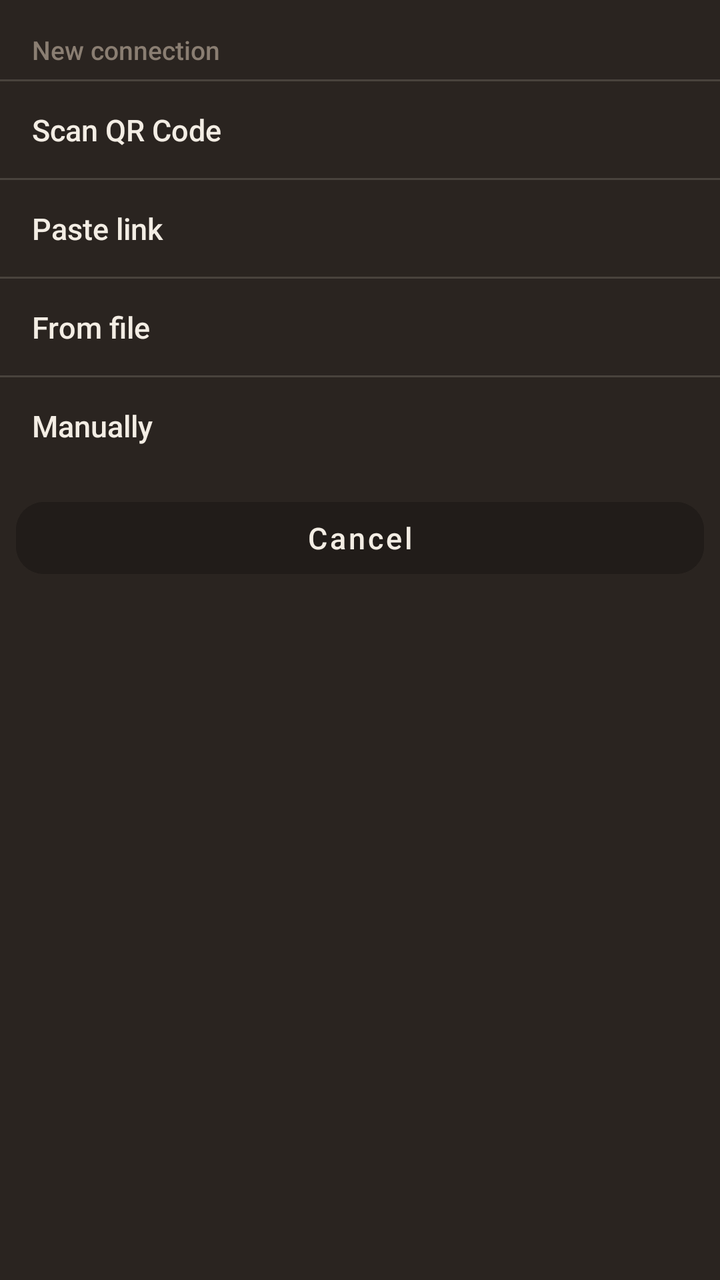
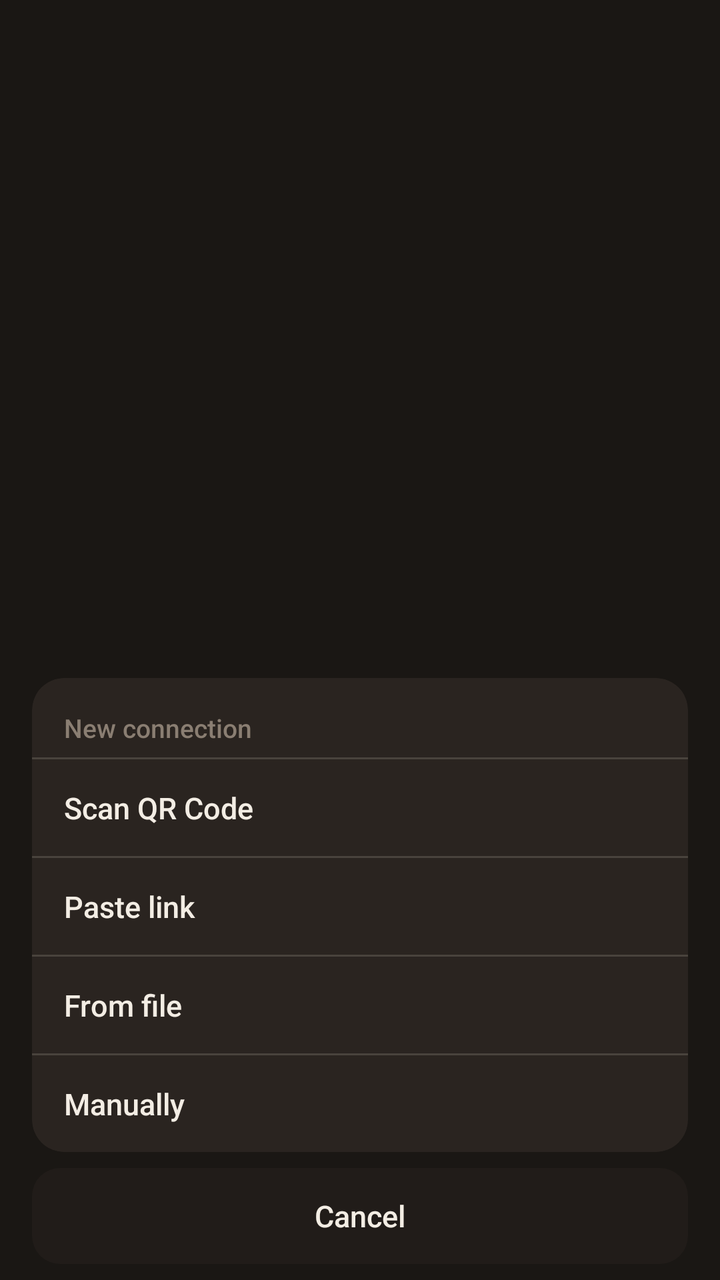

Two renders of the same Android screen: before a commit and after it. Below are the layout's source before the change and the commit's diff.
<!-- AndroidManifest.xml: application theme Theme.Loft -->
<!-- res/layout/sheet_add.xml -->
<?xml version="1.0" encoding="utf-8"?>
<LinearLayout xmlns:android="http://schemas.android.com/apk/res/android"
    android:layout_width="match_parent"
    android:layout_height="wrap_content"
    android:background="@color/wood"
    android:orientation="vertical"
    android:paddingBottom="16dp">

    <TextView
        android:layout_width="match_parent"
        android:layout_height="wrap_content"
        android:fontFamily="sans-serif-medium"
        android:paddingLeft="16dp"
        android:paddingTop="16dp"
        android:paddingRight="16dp"
        android:paddingBottom="6dp"
        android:text="@string/new_conn"
        android:textColor="@color/mute"
        android:textSize="13sp" />

    <View
        android:layout_width="match_parent"
        android:layout_height="1dp"
        android:background="@color/line" />

    <Button
        android:id="@+id/add_scan"
        style="@style/Widget.Loft.SheetRow"
        android:layout_width="match_parent"
        android:layout_height="wrap_content"
        android:text="@string/scan" />

    <View
        android:layout_width="match_parent"
        android:layout_height="1dp"
        android:background="@color/line" />

    <Button
        android:id="@+id/add_paste"
        style="@style/Widget.Loft.SheetRow"
        android:layout_width="match_parent"
        android:layout_height="wrap_content"
        android:text="@string/paste" />

    <View
        android:layout_width="match_parent"
        android:layout_height="1dp"
        android:background="@color/line" />

    <Button
        android:id="@+id/add_file"
        style="@style/Widget.Loft.SheetRow"
        android:layout_width="match_parent"
        android:layout_height="wrap_content"
        android:text="@string/from_file" />

    <View
        android:layout_width="match_parent"
        android:layout_height="1dp"
        android:background="@color/line" />

    <Button
        android:id="@+id/add_manual"
        style="@style/Widget.Loft.SheetRow"
        android:layout_width="match_parent"
        android:layout_height="wrap_content"
        android:text="@string/manual" />

    <Button
        android:id="@+id/add_cancel"
        style="@style/Widget.Loft.Ghost"
        android:layout_width="match_parent"
        android:layout_height="wrap_content"
        android:layout_marginLeft="8dp"
        android:layout_marginTop="8dp"
        android:layout_marginRight="8dp"
        android:backgroundTint="@color/plate"
        android:text="@string/cancel" />
</LinearLayout>
<!-- resources referenced by this layout -->
<resources>
  <color name="line">#26F3EDE4</color>
  <color name="mute">#8A7E72</color>
  <color name="plate">#211C19</color>
  <color name="wood">#2A2420</color>
  <string name="cancel">Cancel</string>
  <string name="from_file">From file</string>
  <string name="manual">Manually</string>
  <string name="new_conn">New connection</string>
  <string name="paste">Paste link</string>
  <string name="scan">Scan QR Code</string>
  <style name="Widget.Loft.Ghost" parent="Widget.MaterialComponents.Button.UnelevatedButton">
          <item name="backgroundTint">@color/slate</item>
          <item name="android:textColor">@color/snow</item>
          <item name="cornerRadius">14dp</item>
          <item name="android:textAllCaps">false</item>
          <item name="android:textSize">15sp</item>
          <item name="android:fontFamily">sans-serif-medium</item>
          <item name="android:minHeight">48dp</item>
          <item name="android:maxLines">2</item>
          <item name="android:gravity">center</item>
          <item name="android:paddingLeft">12dp</item>
          <item name="android:paddingRight">12dp</item>
      </style>
  <color name="slate">#3A332E</color>
  <color name="snow">#F3EDE4</color>
  <color name="lamp22">#38E8B84A</color>
  <color name="ink">#1A1714</color>
  <color name="lamp">#E8B84A</color>
  <color name="copper">#C67B3A</color>
  <color name="ink2">#241F1B</color>
  <color name="err">#E24B4B</color>
  <style name="Theme.Loft.Sheet" parent="Theme.MaterialComponents.BottomSheetDialog">
          <item name="bottomSheetStyle">@style/Widget.Loft.Sheet</item>
          <item name="android:windowIsFloating">false</item>
          <item name="android:statusBarColor">@android:color/transparent</item>
          <item name="colorPrimary">@color/lamp</item>
          <item name="colorOnSurface">@color/snow</item>
          <item name="android:colorBackground">@color/ink2</item>
      </style>
  <style name="Widget.Loft.Sheet" parent="Widget.MaterialComponents.BottomSheet">
          <item name="backgroundTint">@color/ink2</item>
          <item name="shapeAppearance">@style/Shape.Loft.Sheet</item>
      </style>
  <color name="ink0">#181512</color>
  <style name="TextAppearance.Loft.Nav" parent="">
          <item name="android:textSize">12sp</item>
          <item name="android:fontFamily">sans-serif-medium</item>
          <item name="android:textAllCaps">false</item>
          <item name="android:letterSpacing">0.01</item>
      </style>
  <style name="Widget.Loft.NavIndicator" parent="">
          <item name="android:color">@color/lamp22</item>
          <item name="android:width">62dp</item>
          <item name="android:height">30dp</item>
          <item name="shapeAppearance">@style/Shape.Loft.NavPill</item>
      </style>
  <style name="Shape.Loft.Sheet" parent="">
          <item name="cornerFamily">rounded</item>
          <item name="cornerSizeTopLeft">16dp</item>
          <item name="cornerSizeTopRight">16dp</item>
          <item name="cornerSizeBottomLeft">0dp</item>
          <item name="cornerSizeBottomRight">0dp</item>
      </style>
  <style name="Shape.Loft.NavPill" parent="">
          <item name="cornerFamily">rounded</item>
          <item name="cornerSize">16dp</item>
      </style>
  <!-- unchanged entries left out for length: 3 -->
</resources>

<!-- the commit's change to res/layout/sheet_add.xml (unified diff, before → after) -->
@@ -1,79 +1,103 @@
 <?xml version="1.0" encoding="utf-8"?>
-<LinearLayout xmlns:android="http://schemas.android.com/apk/res/android"
+<FrameLayout xmlns:android="http://schemas.android.com/apk/res/android"
+    xmlns:app="http://schemas.android.com/apk/res-auto"
+    android:id="@+id/sheet_scrim"
     android:layout_width="match_parent"
-    android:layout_height="wrap_content"
-    android:background="@color/wood"
-    android:orientation="vertical"
-    android:paddingBottom="16dp">
+    android:layout_height="match_parent">
 
-    <TextView
+    <LinearLayout
+        android:id="@+id/sheet_cards"
         android:layout_width="match_parent"
         android:layout_height="wrap_content"
-        android:fontFamily="sans-serif-medium"
+        android:layout_gravity="bottom"
+        android:clickable="true"
+        android:focusable="true"
+        android:orientation="vertical"
         android:paddingLeft="16dp"
-        android:paddingTop="16dp"
         android:paddingRight="16dp"
-        android:paddingBottom="6dp"
-        android:text="@string/new_conn"
-        android:textColor="@color/mute"
-        android:textSize="13sp" />
+        android:paddingBottom="8dp">
 
-    <View
-        android:layout_width="match_parent"
-        android:layout_height="1dp"
-        android:background="@color/line" />
+        <com.google.android.material.card.MaterialCardView
+            android:layout_width="match_parent"
+            android:layout_height="wrap_content"
+            app:cardBackgroundColor="@color/wood"
+            app:cardCornerRadius="16dp"
+            app:cardElevation="0dp"
+            app:strokeWidth="0dp">
 
-    <Button
-        android:id="@+id/add_scan"
-        style="@style/Widget.Loft.SheetRow"
-        android:layout_width="match_parent"
-        android:layout_height="wrap_content"
-        android:text="@string/scan" />
+            <LinearLayout
+                android:layout_width="match_parent"
+                android:layout_height="wrap_content"
+                android:orientation="vertical">
 
-    <View
-        android:layout_width="match_parent"
-        android:layout_height="1dp"
-        android:background="@color/line" />
+                <TextView
+                    android:layout_width="match_parent"
+                    android:layout_height="wrap_content"
+                    android:fontFamily="sans-serif-medium"
+                    android:paddingLeft="16dp"
+                    android:paddingTop="16dp"
+                    android:paddingRight="16dp"
+                    android:paddingBottom="6dp"
+                    android:text="@string/new_conn"
+                    android:textColor="@color/mute"
+                    android:textSize="13sp" />
 
-    <Button
-        android:id="@+id/add_paste"
-        style="@style/Widget.Loft.SheetRow"
-        android:layout_width="match_parent"
-        android:layout_height="wrap_content"
-        android:text="@string/paste" />
+                <View
+                    android:layout_width="match_parent"
+                    android:layout_height="1dp"
+                    android:background="@color/line" />
 
-    <View
-        android:layout_width="match_parent"
-        android:layout_height="1dp"
-        android:background="@color/line" />
+                <Button
+                    android:id="@+id/add_scan"
+                    style="@style/Widget.Loft.SheetRow"
+                    android:layout_width="match_parent"
+                    android:layout_height="wrap_content"
+                    android:text="@string/scan" />
 
-    <Button
-        android:id="@+id/add_file"
-        style="@style/Widget.Loft.SheetRow"
-        android:layout_width="match_parent"
-        android:layout_height="wrap_content"
-        android:text="@string/from_file" />
+                <View
+                    android:layout_width="match_parent"
+                    android:layout_height="1dp"
+                    android:background="@color/line" />
 
-    <View
-        android:layout_width="match_parent"
-        android:layout_height="1dp"
-        android:background="@color/line" />
+                <Button
+                    android:id="@+id/add_paste"
+                    style="@style/Widget.Loft.SheetRow"
+                    android:layout_width="match_parent"
+                    android:layout_height="wrap_content"
+                    android:text="@string/paste" />
 
-    <Button
-        android:id="@+id/add_manual"
-        style="@style/Widget.Loft.SheetRow"
-        android:layout_width="match_parent"
-        android:layout_height="wrap_content"
-        android:text="@string/manual" />
+                <View
+                    android:layout_width="match_parent"
+                    android:layout_height="1dp"
+                    android:background="@color/line" />
 
-    <Button
-        android:id="@+id/add_cancel"
-        style="@style/Widget.Loft.Ghost"
-        android:layout_width="match_parent"
-        android:layout_height="wrap_content"
-        android:layout_marginLeft="8dp"
-        android:layout_marginTop="8dp"
-        android:layout_marginRight="8dp"
-        android:backgroundTint="@color/plate"
-        android:text="@string/cancel" />
-</LinearLayout>
+                <Button
+                    android:id="@+id/add_file"
+                    style="@style/Widget.Loft.SheetRow"
+                    android:layout_width="match_parent"
+                    android:layout_height="wrap_content"
+                    android:text="@string/from_file" />
+
+                <View
+                    android:layout_width="match_parent"
+                    android:layout_height="1dp"
+                    android:background="@color/line" />
+
+                <Button
+                    android:id="@+id/add_manual"
+                    style="@style/Widget.Loft.SheetRow"
+                    android:layout_width="match_parent"
+                    android:layout_height="wrap_content"
+                    android:text="@string/manual" />
+            </LinearLayout>
+        </com.google.android.material.card.MaterialCardView>
+
+        <Button
+            android:id="@+id/add_cancel"
+            style="@style/Widget.Loft.SheetCancel"
+            android:layout_width="match_parent"
+            android:layout_height="wrap_content"
+            android:layout_marginTop="8dp"
+            android:text="@string/cancel" />
+    </LinearLayout>
+</FrameLayout>
<!-- resource entries referenced after the edit -->
@@ -10,20 +10,25 @@
   <string name="new_conn">New connection</string>
   <string name="paste">Paste link</string>
   <string name="scan">Scan QR Code</string>
-  <style name="Widget.Loft.Ghost" parent="Widget.MaterialComponents.Button.UnelevatedButton">
-          <item name="backgroundTint">@color/slate</item>
+  <style name="Widget.Loft.SheetCancel" parent="Widget.MaterialComponents.Button.UnelevatedButton">
+          <item name="backgroundTint">@color/plate</item>
           <item name="android:textColor">@color/snow</item>
           <item name="cornerRadius">14dp</item>
           <item name="android:textAllCaps">false</item>
+          <item name="android:letterSpacing">0</item>
           <item name="android:textSize">15sp</item>
           <item name="android:fontFamily">sans-serif-medium</item>
           <item name="android:minHeight">48dp</item>
+          <item name="android:minWidth">0dp</item>
+          <item name="android:paddingLeft">16dp</item>
+          <item name="android:paddingRight">16dp</item>
+          <item name="android:insetLeft">0dp</item>
+          <item name="android:insetRight">0dp</item>
+          <item name="android:insetTop">0dp</item>
+          <item name="android:insetBottom">0dp</item>
           <item name="android:maxLines">2</item>
-          <item name="android:gravity">center</item>
-          <item name="android:paddingLeft">12dp</item>
-          <item name="android:paddingRight">12dp</item>
+          <item name="rippleColor">@color/lamp22</item>
       </style>
-  <color name="slate">#3A332E</color>
   <color name="snow">#F3EDE4</color>
   <color name="lamp22">#38E8B84A</color>
   <color name="ink">#1A1714</color>
